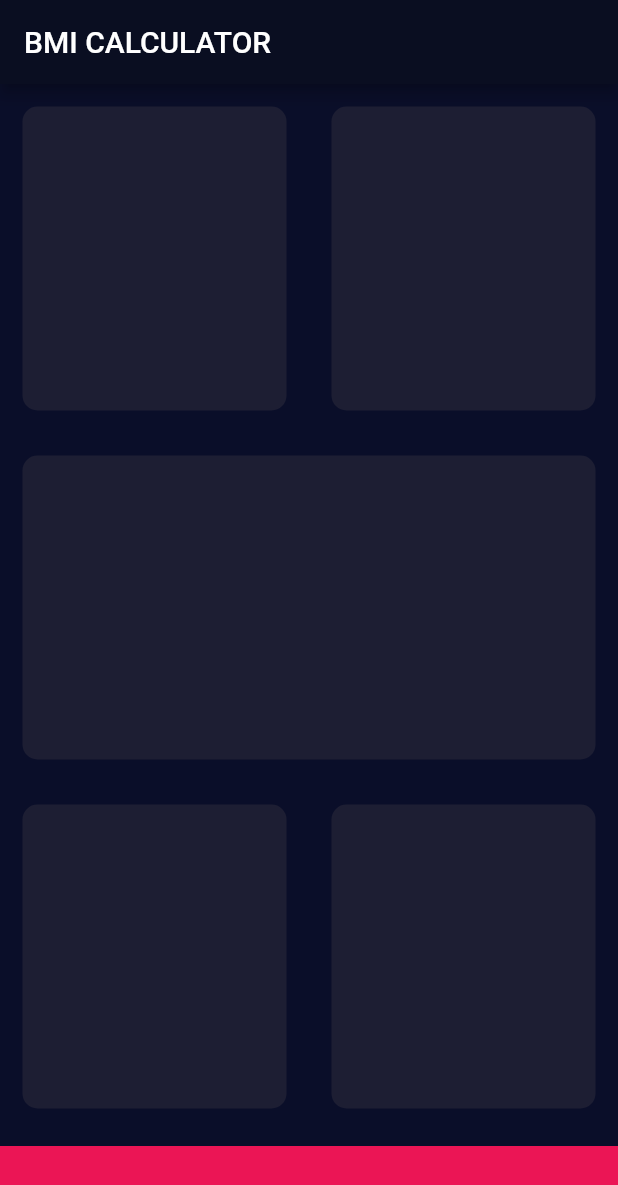
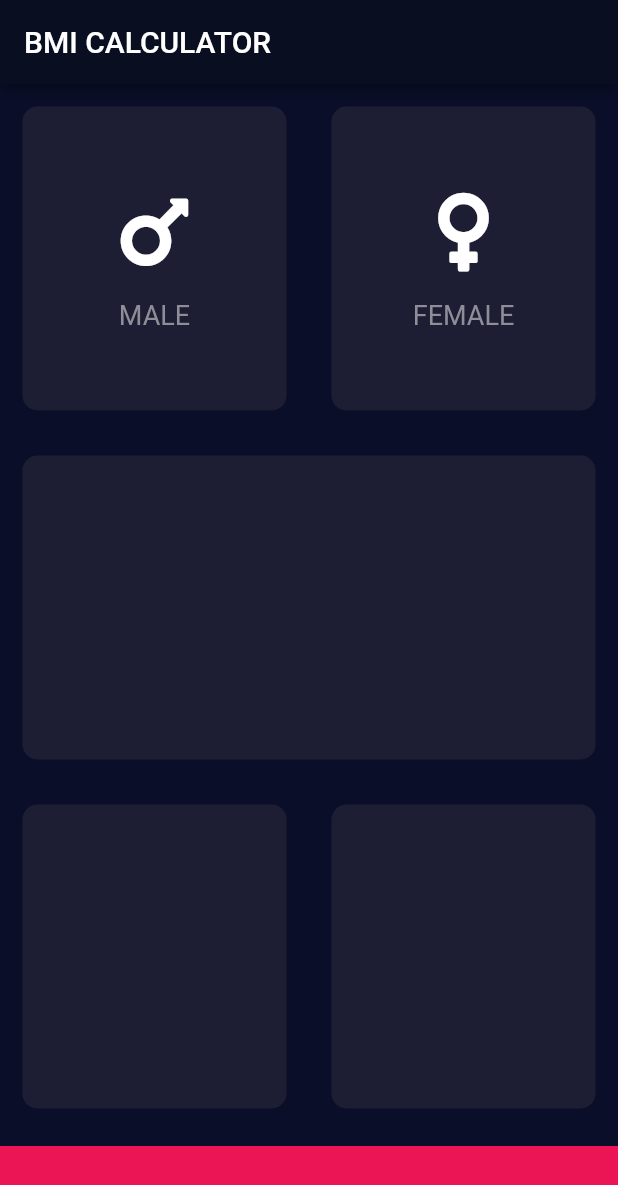
Before and after one commit to AlexDuthie/bmi_calculator, a Flutter app: the screen it shows after launch, on a phone screen of 412 x 824 dp. Shown: the top 1185 px of the screen. Run offline on Flutter 3.47's test engine with Material 2 defaults, Android fonts, the phone set to English and light mode, and no system bars; our stand-ins replace font_awesome_flutter.

Commit message:
Reusable card added to own file

```diff
--- a/lib/input_page.dart
+++ b/lib/input_page.dart
@@ -1,4 +1,7 @@
 import 'package:flutter/material.dart';
+import 'package:font_awesome_flutter/font_awesome_flutter.dart';
+import 'package:bmi_calculator/gender_card.dart';
+import 'package:bmi_calculator/reusable_card.dart';
 
 const double bottomContainerHeight = 60;
 const Color activeCardColor = Color(0XFF1d1E33);
@@ -23,11 +26,19 @@ class _InputPageState extends State<InputPage> {
                 Expanded(
                   child: ReusableCard(
                     color: activeCardColor,
+                    cardChild: GenderCard(
+                      cardIcon: Icon(FontAwesomeIcons.mars, size: 60),
+                      cardTitle: 'MALE',
+                    ),
                   ),
                 ),
                 Expanded(
                   child: ReusableCard(
                     color: activeCardColor,
+                    cardChild: GenderCard(
+                      cardIcon: Icon(FontAwesomeIcons.venus, size: 60),
+                      cardTitle: 'FEMALE',
+                    ),
                   ),
                 ),
               ],
@@ -36,6 +47,7 @@ class _InputPageState extends State<InputPage> {
           Expanded(
             child: ReusableCard(
               color: activeCardColor,
+              cardChild: Container(),
             ),
           ),
           Expanded(
@@ -44,11 +56,13 @@ class _InputPageState extends State<InputPage> {
                 Expanded(
                   child: ReusableCard(
                     color: activeCardColor,
+                    cardChild: Column(),
                   ),
                 ),
                 Expanded(
                   child: ReusableCard(
                     color: activeCardColor,
+                    cardChild: Column(),
                   ),
                 ),
               ],
@@ -65,20 +79,3 @@ class _InputPageState extends State<InputPage> {
     );
   }
 }
-
-class ReusableCard extends StatelessWidget {
-  ReusableCard({required this.color});
-
-  final Color color;
-
-  @override
-  Widget build(BuildContext context) {
-    return Container(
-      margin: EdgeInsets.all(15),
-      decoration: BoxDecoration(
-        color: color,
-        borderRadius: BorderRadius.circular(10),
-      ),
-    );
-  }
-}
--- /dev/null
+++ b/lib/reusable_card.dart
@@ -0,0 +1,20 @@
+import 'package:flutter/material.dart';
+
+class ReusableCard extends StatelessWidget {
+  ReusableCard({required this.color, required this.cardChild});
+
+  final Color color;
+  final Widget cardChild;
+
+  @override
+  Widget build(BuildContext context) {
+    return Container(
+      child: cardChild,
+      margin: EdgeInsets.all(15),
+      decoration: BoxDecoration(
+        color: color,
+        borderRadius: BorderRadius.circular(10),
+      ),
+    );
+  }
+}
--- a/pubspec.yaml
+++ b/pubspec.yaml
@@ -14,6 +14,7 @@ dependencies:
 dev_dependencies:
   flutter_test:
     sdk: flutter
+  font_awesome_flutter: ^9.1.0
 
 flutter:
 
```
Also changed, not shown: pubspec.lock.
